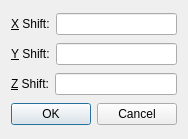
Qt form src/movementdialog.ui (zpc930/pandoramapper) before a commit.
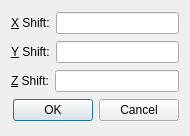
The same form after that commit.

Commit message: Make dialogs compile with Qt 4.1. Fix dialog compile warnings.

```diff
--- a/src/movementdialog.ui
+++ b/src/movementdialog.ui
@@ -5,8 +5,8 @@
    <rect>
     <x>0</x>
     <y>0</y>
-    <width>178</width>
-    <height>139</height>
+    <width>190</width>
+    <height>136</height>
    </rect>
   </property>
   <property name="windowTitle" >
@@ -65,14 +65,35 @@
     </layout>
    </item>
    <item>
-    <widget class="QDialogButtonBox" name="buttonBox" >
-     <property name="orientation" >
-      <enum>Qt::Horizontal</enum>
-     </property>
-     <property name="standardButtons" >
-      <set>QDialogButtonBox::Cancel|QDialogButtonBox::NoButton|QDialogButtonBox::Ok</set>
-     </property>
-    </widget>
+    <layout class="QHBoxLayout" >
+     <item>
+      <spacer>
+       <property name="orientation" >
+        <enum>Qt::Horizontal</enum>
+       </property>
+       <property name="sizeHint" >
+        <size>
+         <width>40</width>
+         <height>20</height>
+        </size>
+       </property>
+      </spacer>
+     </item>
+     <item>
+      <widget class="QPushButton" name="okButton" >
+       <property name="text" >
+        <string>OK</string>
+       </property>
+      </widget>
+     </item>
+     <item>
+      <widget class="QPushButton" name="cancelButton" >
+       <property name="text" >
+        <string>Cancel</string>
+       </property>
+      </widget>
+     </item>
+    </layout>
    </item>
   </layout>
  </widget>
```
Left out of the diff: 26 changed lines with no effect on the pictures. The commit also changes 3 other files.
